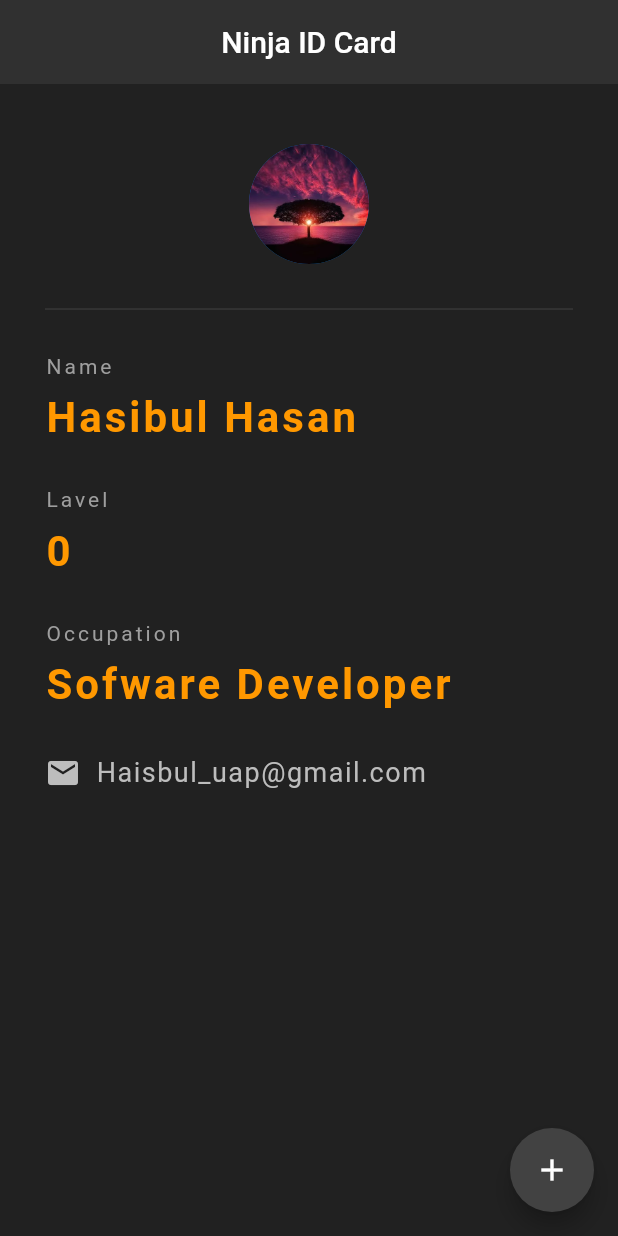
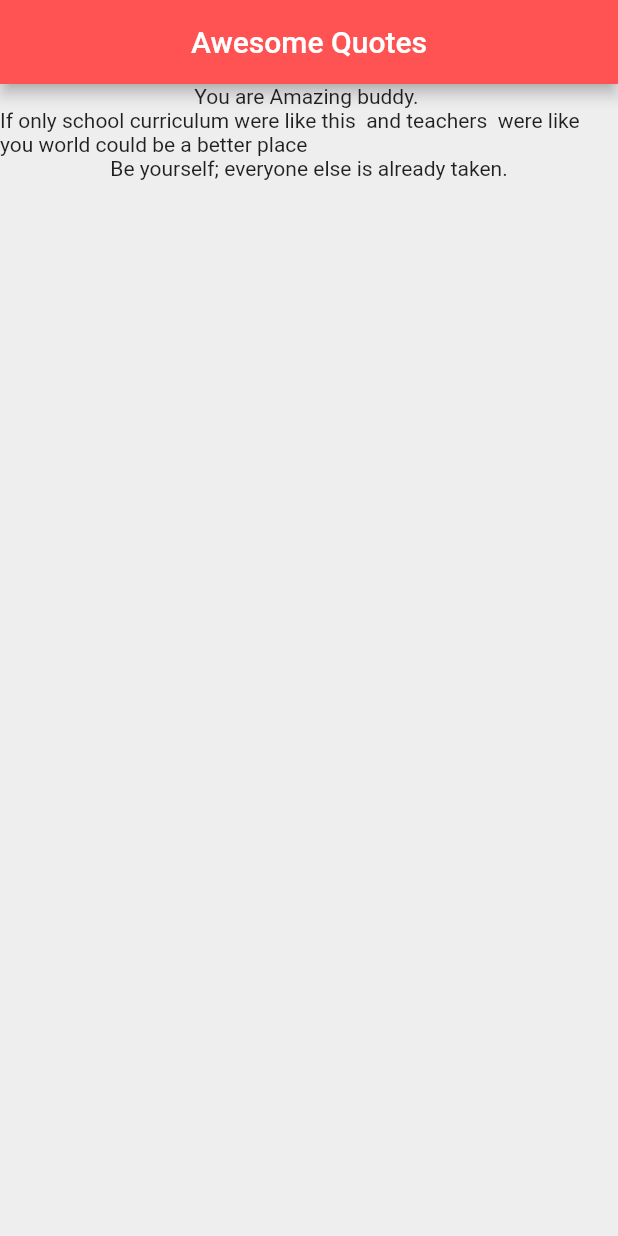
Before and after one commit to Hasibul-99/beginners--flutter, a Flutter app: the screen it shows after launch, on a phone screen of 412 x 824 dp. Run offline on Flutter 3.47's test engine with Material 2 defaults, Android fonts, the phone set to English and light mode, and no system bars.

Commit message:
list of data

```diff
--- a/lib/main.dart
+++ b/lib/main.dart
@@ -1,214 +1,37 @@
 import 'package:flutter/material.dart';
 
 void main() => runApp(MaterialApp(
-  home: Ninjacard()
+  home: QuoteList()
 ));
 
-//=======================       State less        ================================
-//class Ninjacard extends StatelessWidget {
-//  @override
-//  Widget build(BuildContext context) {
-//    return Scaffold(
-//      backgroundColor: Colors.grey[900],
-//      appBar: AppBar(
-//        title: Text('Ninja ID Card'),
-//        centerTitle: true,
-//        backgroundColor: Colors.grey[850],
-//        elevation: 0.0,
-//      ),
-//      body: Padding(
-//        padding: EdgeInsets.fromLTRB(30.0, 40.0, 30.0, 0.0),
-//        child: Column(
-//          crossAxisAlignment: CrossAxisAlignment.start,
-//          children: <Widget>[
-//            Center(
-//              child: CircleAvatar(
-//                backgroundImage: AssetImage('assets/tree-736885__340.webp'),
-//                radius: 40.0
-//              ),
-//            ),
-//            Divider(
-//              height: 60.0,
-//              color: Colors.grey[800],
-//            ),
-//            Text(
-//              'Name',
-//              style: TextStyle(
-//                color: Colors.grey,
-//                letterSpacing: 2.0,
-//              ),
-//            ),
-//            SizedBox(height: 10.0),
-//            Text(
-//              'Hasibul Hasan',
-//              style: TextStyle(
-//                color: Colors.orange,
-//                letterSpacing: 2.0,
-//                fontSize: 28.0,
-//                fontWeight: FontWeight.bold,
-//              ),
-//            ),
-//            SizedBox(height: 30.0),
-//            Text(
-//              'Occupation',
-//              style: TextStyle(
-//                color: Colors.grey,
-//                letterSpacing: 2.0,
-//              ),
-//            ),
-//            SizedBox(height: 10.0),
-//            Text(
-//              'Sofware Developer',
-//              style: TextStyle(
-//                color: Colors.orange,
-//                letterSpacing: 2.0,
-//                fontSize: 28.0,
-//                fontWeight: FontWeight.bold,
-//              ),
-//            ),
-//            SizedBox(height: 30.0,),
-//            Row(
-//              children: <Widget>[
-//                Icon(
-//                  Icons.email,
-//                  color: Colors.grey[400],
-//                ),
-//                SizedBox(width: 10.0,),
-//                Text(
-//                  'Haisbul_uap@gmail.com',
-//                  style: TextStyle(
-//                    color: Colors.grey[400],
-//                    fontSize: 18.0,
-//                    letterSpacing: 1.0
-//                  ),
-//                )
-//              ],
-//            )
-//          ],
-//        ),
-//      )
-//    );
-//  }
-//}
-
-//===============     State full   =================================
-
-class Ninjacard extends StatefulWidget {
+class QuoteList extends StatefulWidget {
   @override
-  _NinjacardState createState() => _NinjacardState();
+  _QuoteListState createState() => _QuoteListState();
 }
 
-class _NinjacardState extends State<Ninjacard> {
-  int ninjaLevel = 0;
+class _QuoteListState extends State<QuoteList> {
+
+  List<String> quotes = [
+    'You are Amazing buddy. ',
+    'If only school curriculum were like this  and teachers  were like you world could be a better place',
+    'Be yourself; everyone else is already taken.'
+  ];
+
 
   @override
   Widget build(BuildContext context) {
     return Scaffold(
-      backgroundColor: Colors.grey[900],
+      backgroundColor: Colors.grey[200],
       appBar: AppBar(
-        title: Text('Ninja ID Card'),
+        title: Text('Awesome Quotes'),
         centerTitle: true,
-        backgroundColor: Colors.grey[850],
-        elevation: 0.0,
+        backgroundColor: Colors.redAccent,
       ),
-      floatingActionButton: FloatingActionButton(
-        onPressed: () {
-          setState(() {
-            ninjaLevel += 1;
-          });
-        },
-        child: Icon(Icons.add),
-        backgroundColor: Colors.grey[800],
+      body: Column(
+        children: quotes.map((q) {
+          return Text(q);
+        }).toList(),
       ),
-      body: Padding(
-        padding: EdgeInsets.fromLTRB(30.0, 40.0, 30.0, 0.0),
-        child: Column(
-          crossAxisAlignment: CrossAxisAlignment.start,
-          children: <Widget>[
-            Center(
-              child: CircleAvatar(
-                backgroundImage: AssetImage('assets/tree-736885__340.webp'),
-                radius: 40.0
-              ),
-            ),
-            Divider(
-              height: 60.0,
-              color: Colors.grey[800],
-            ),
-            Text(
-              'Name',
-              style: TextStyle(
-                color: Colors.grey,
-                letterSpacing: 2.0,
-              ),
-            ),
-            SizedBox(height: 10.0),
-            Text(
-              'Hasibul Hasan',
-              style: TextStyle(
-                color: Colors.orange,
-                letterSpacing: 2.0,
-                fontSize: 28.0,
-                fontWeight: FontWeight.bold,
-              ),
-            ),
-            SizedBox(height: 30.0),
-            Text(
-              'Lavel',
-              style: TextStyle(
-                color: Colors.grey,
-                letterSpacing: 2.0,
-              ),
-            ),
-            SizedBox(height: 10.0),
-            Text(
-              '$ninjaLevel',
-              style: TextStyle(
-                color: Colors.orange,
-                letterSpacing: 2.0,
-                fontSize: 28.0,
-                fontWeight: FontWeight.bold,
-              ),
-            ),
-            SizedBox(height: 30.0),
-            Text(
-              'Occupation',
-              style: TextStyle(
-                color: Colors.grey,
-                letterSpacing: 2.0,
-              ),
-            ),
-            SizedBox(height: 10.0),
-            Text(
-              'Sofware Developer',
-              style: TextStyle(
-                color: Colors.orange,
-                letterSpacing: 2.0,
-                fontSize: 28.0,
-                fontWeight: FontWeight.bold,
-              ),
-            ),
-            SizedBox(height: 30.0,),
-            Row(
-              children: <Widget>[
-                Icon(
-                  Icons.email,
-                  color: Colors.grey[400],
-                ),
-                SizedBox(width: 10.0,),
-                Text(
-                  'Haisbul_uap@gmail.com',
-                  style: TextStyle(
-                    color: Colors.grey[400],
-                    fontSize: 18.0,
-                    letterSpacing: 1.0
-                  ),
-                )
-              ],
-            )
-          ],
-        ),
-      )
     );
   }
 }
```
